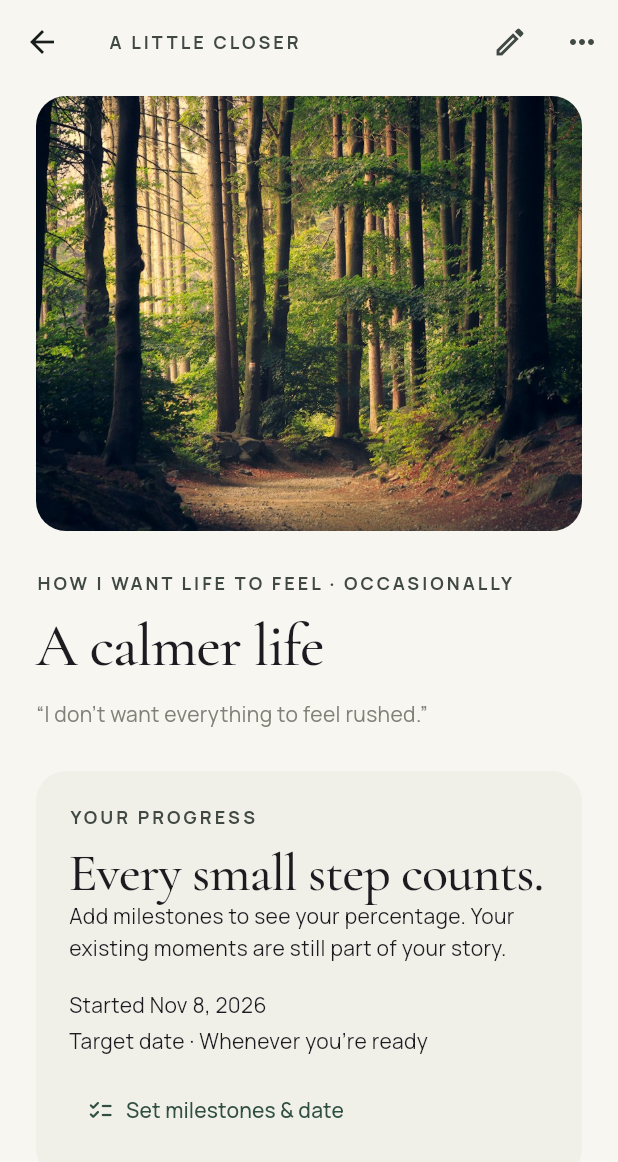
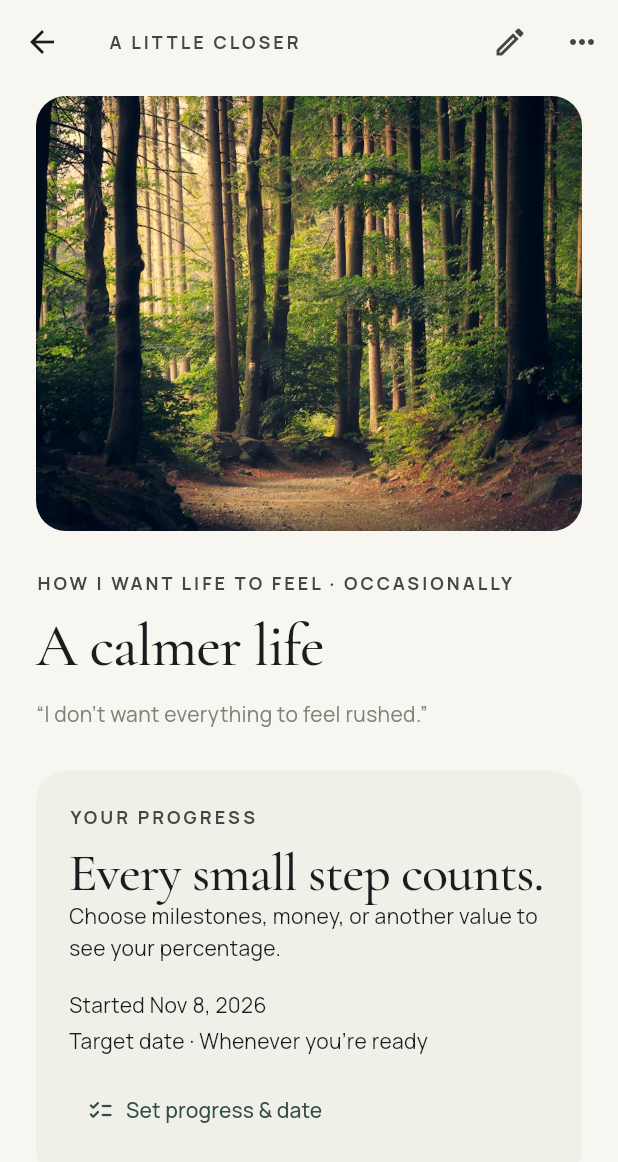
Before and after one commit to midknightstudiolabs/still, a Flutter app: the screen it shows after launch, after a tap on "Take a look around · Try the demo", after a tap on "Occasionally", on a phone screen of 412 x 824 dp. Shown: the top 1162 px of the screen. Run offline on Flutter 3.47's test engine with Material 3 defaults, Android fonts, the phone set to English and light mode, and no system bars; our stand-ins replace image_picker, shared_preferences.

Commit message:
Support money deposits and measurable value progress

```diff
--- a/lib/domain/models.dart
+++ b/lib/domain/models.dart
@@ -9,6 +9,51 @@ enum MoveStatus { current, completed, replaced }
 enum ProofType { note, photo, action, milestone }
 
 enum CheckResponse { stillMine, slowDown, later, letGo }
+
+enum ProgressMeasure { milestones, money, value }
+
+// Store hundredths as integers so deposits such as 0.10 + 0.20 are exact.
+int? parseValue(String text) {
+  final raw = text.trim();
+  if (!RegExp(r'^-?\d+(\.\d{1,2})?$').hasMatch(raw)) return null;
+  final parts = raw.replaceFirst('-', '').split('.');
+  final whole = int.tryParse(parts.first);
+  if (whole == null || whole > 1000000000) return null;
+  final result =
+      whole * 100 +
+      (parts.length == 1 ? 0 : int.parse(parts[1].padRight(2, '0')));
+  return raw.startsWith('-') ? -result : result;
+}
+
+String valueText(int value) {
+  final raw = value.abs();
+  final fraction = raw % 100;
+  return '${value < 0 ? '-' : ''}${raw ~/ 100}${fraction == 0 ? '' : '.${fraction.toString().padLeft(2, '0')}'}';
+}
+
+class ValueEntry {
+  ValueEntry({
+    required this.id,
+    required this.amount,
+    required this.when,
+    this.note = '',
+  });
+  final String id, note;
+  final int amount;
+  final DateTime when;
+  Map<String, dynamic> toJson() => {
+    'id': id,
+    'amount': amount,
+    'when': stamp(when),
+    'note': note,
+  };
+  factory ValueEntry.fromJson(Map<String, dynamic> j) => ValueEntry(
+    id: j['id'],
+    amount: j['amount'],
+    when: date(j['when']),
+    note: j['note'] ?? '',
+  );
+}
 
 DateTime date(dynamic value) => DateTime.parse(value as String);
 String? stamp(DateTime? value) => value?.toIso8601String();
@@ -49,8 +94,13 @@ class Vision {
     this.obstacle = '',
     this.targetDate,
     List<Milestone>? milestones,
+    this.measure = ProgressMeasure.milestones,
+    this.valueTarget = 0,
+    this.valueUnit = '',
+    List<ValueEntry>? entries,
   }) : updatedAt = updatedAt ?? createdAt,
-       milestones = milestones ?? [];
+       milestones = milestones ?? [],
+       entries = entries ?? [];
   final String id;
   String title, why, imagePath, area;
   VisionStatus status;
@@ -62,10 +112,17 @@ class Vision {
   String? nextMoveId, letGoReason;
   String obstacle;
   List<Milestone> milestones;
+  ProgressMeasure measure;
+  int valueTarget;
+  String valueUnit;
+  List<ValueEntry> entries;
+  int get valueTotal => entries.fold(0, (sum, e) => sum + e.amount);
+  double? get progressRatio => measure == ProgressMeasure.milestones
+      ? (milestones.isEmpty ? null : milestonesDone / milestones.length)
+      : (valueTarget <= 0 ? null : (valueTotal / valueTarget).clamp(0, 1));
   int get milestonesDone => milestones.where((m) => m.done).length;
-  int? get progressPercent => milestones.isEmpty
-      ? null
-      : (milestonesDone * 100 / milestones.length).round();
+  int? get progressPercent =>
+      progressRatio == null ? null : (progressRatio! * 100).floor();
   Map<String, dynamic> toJson() => {
     'id': id,
     'title': title,
@@ -83,6 +140,10 @@ class Vision {
     'obstacle': obstacle,
     'targetDate': stamp(targetDate),
     'milestones': milestones.map((m) => m.toJson()).toList(),
+    'measure': measure.name,
+    'valueTarget': valueTarget,
+    'valueUnit': valueUnit,
+    'entries': entries.map((e) => e.toJson()).toList(),
   };
   factory Vision.fromJson(Map<String, dynamic> j) => Vision(
     id: j['id'],
@@ -102,6 +163,12 @@ class Vision {
     targetDate: j['targetDate'] == null ? null : date(j['targetDate']),
     milestones: (j['milestones'] as List? ?? [])
         .map((m) => Milestone.fromJson(Map<String, dynamic>.from(m)))
+        .toList(),
+    measure: ProgressMeasure.values.byName(j['measure'] ?? 'milestones'),
+    valueTarget: j['valueTarget'] ?? 0,
+    valueUnit: j['valueUnit'] ?? '',
+    entries: (j['entries'] as List? ?? [])
+        .map((e) => ValueEntry.fromJson(Map<String, dynamic>.from(e)))
         .toList(),
   );
 }
--- a/lib/presentation/home.dart
+++ b/lib/presentation/home.dart
@@ -819,7 +819,9 @@ class VisionsScreen extends StatelessWidget {
                             Text(
                               v.progressPercent == null
                                   ? 'Milestones not set'
-                                  : '${v.progressPercent}% · ${v.milestonesDone}/${v.milestones.length} milestones',
+                                  : v.measure == ProgressMeasure.milestones
+                                  ? '${v.progressPercent}% · ${v.milestonesDone}/${v.milestones.length} milestones'
+                                  : '${v.progressPercent}% · ${valueText(v.valueTotal)} / ${valueText(v.valueTarget)} ${v.valueUnit}',
                               style: const TextStyle(fontSize: 12, height: 1.5),
                             ),
                             Text(
--- a/lib/presentation/progress.dart
+++ b/lib/presentation/progress.dart
@@ -2,12 +2,19 @@ import 'package:flutter/material.dart';
 import '../application/still_controller.dart';
 import '../domain/models.dart';
 import 'design.dart';
+import 'value_progress.dart';
 
 Future<void> editProgress(BuildContext context, StillController c, String id) =>
     Navigator.push<void>(
       context,
       MaterialPageRoute(
-        builder: (_) => ProgressEditor(controller: c, id: id),
+        builder: (_) => c.vision(id).measure == ProgressMeasure.milestones
+            ? ProgressEditor(controller: c, id: id)
+            : ValueProgressEditor(
+                controller: c,
+                id: id,
+                measure: c.vision(id).measure,
+              ),
       ),
     );
 
@@ -25,6 +32,7 @@ class VisionProgress extends StatelessWidget {
     final dates = [
       ...v.milestones.where((m) => m.done).map((m) => m.completedAt!),
       ...controller.proofs(v.id).map((p) => p.createdAt),
+      ...v.entries.map((e) => e.when),
     ]..sort();
     return Paper(
       child: Column(
@@ -39,27 +47,29 @@ class VisionProgress extends StatelessWidget {
           if (percent != null) ...[
             const SizedBox(height: 10),
             LinearProgressIndicator(
-              value: v.milestonesDone / v.milestones.length,
+              value: v.progressRatio,
               minHeight: 6,
               borderRadius: BorderRadius.circular(8),
-              semanticsLabel: 'Milestones completed',
+              semanticsLabel: 'Progress toward your target',
               semanticsValue: '$percent',
             ),
             const SizedBox(height: 12),
             Text(
-              '${v.milestonesDone} of ${v.milestones.length} milestones complete',
+              v.measure == ProgressMeasure.milestones
+                  ? '${v.milestonesDone} of ${v.milestones.length} milestones complete'
+                  : '${valueText(v.valueTotal)} / ${valueText(v.valueTarget)} ${v.valueUnit}',
             ),
             if (percent == 100)
               const Padding(
                 padding: EdgeInsets.only(top: 8),
                 child: Text(
-                  'Your milestones are complete. You decide when the vision has happened.',
+                  'Your target is reached. You decide when the vision has happened.',
                   style: TextStyle(height: 1.5),
                 ),
               ),
           ] else
             const Text(
-              'Add milestones to see your percentage. Your existing moments are still part of your story.',
+              'Choose milestones, money, or another value to see your percentage.',
               style: TextStyle(height: 1.5),
             ),
           const SizedBox(height: 16),
@@ -75,7 +85,7 @@ class VisionProgress extends StatelessWidget {
           ),
           if (dates.isNotEmpty)
             Text(
-              'Latest step or proof ${shortDate(dates.last)}',
+              'Latest progress ${shortDate(dates.last)}',
               style: const TextStyle(height: 1.7),
             ),
           const SizedBox(height: 10),
@@ -83,8 +93,10 @@ class VisionProgress extends StatelessWidget {
             onPressed: () => editProgress(context, controller, v.id),
             icon: const Icon(Icons.checklist_rounded),
             label: Text(
-              v.milestones.isEmpty
-                  ? 'Set milestones & date'
+              v.measure != ProgressMeasure.milestones
+                  ? 'Record value & date'
+                  : v.milestones.isEmpty
+                  ? 'Set progress & date'
                   : 'Update milestones & date',
             ),
           ),
@@ -238,6 +250,46 @@ class _ProgressEditorState extends State<ProgressEditor> {
               children: [
                 Text('See how far you’ve come.', style: editorial(36)),
                 const SizedBox(height: 14),
+                Wrap(
+                  spacing: 8,
+                  runSpacing: 8,
+                  children: [
+                    ChoiceChip(
+                      label: const Text('Milestones'),
+                      selected: true,
+                      onSelected: (_) {},
+                    ),
+                    for (final measure in [
+                      ProgressMeasure.money,
+                      ProgressMeasure.value,
+                    ])
+                      ChoiceChip(
+                        label: Text(
+                          measure == ProgressMeasure.money
+                              ? 'Money'
+                              : 'Other value',
+                        ),
+                        selected: false,
+                        onSelected: saving
+                            ? null
+                            : (_) => Navigator.pushReplacement(
+                                context,
+                                MaterialPageRoute<void>(
+                                  builder: (_) => ValueProgressEditor(
+                                    controller: widget.controller,
+                                    id: widget.id,
+                                    measure: measure,
+                                  ),
+                                ),
+                              ),
+                      ),
+                  ],
+                ),
+                const Text(
+                  'Choose how to measure this vision. Save before switching to keep edits.',
+                  style: TextStyle(height: 1.5),
+                ),
+                const SizedBox(height: 14),
                 const Text(
                   'Each milestone counts equally. Tick one when it happens; untick it if plans change. Save to update your vision.',
                   style: TextStyle(height: 1.6),
--- a/pubspec.yaml
+++ b/pubspec.yaml
@@ -1,7 +1,7 @@
 name: still
 description: A quiet place for what matters. Weekly direction, daily visibility, no daily pressure.
 publish_to: none
-version: 1.3.0+6
+version: 1.4.0+7
 environment:
   sdk: '>=3.13.0 <4.0.0'
   flutter: '>=3.47.0'
```
Also changed, not shown: lib/application/still_controller.dart (+35 -0 lines), lib/presentation/value_progress.dart (added, +418 -0 lines), 2 other files.
